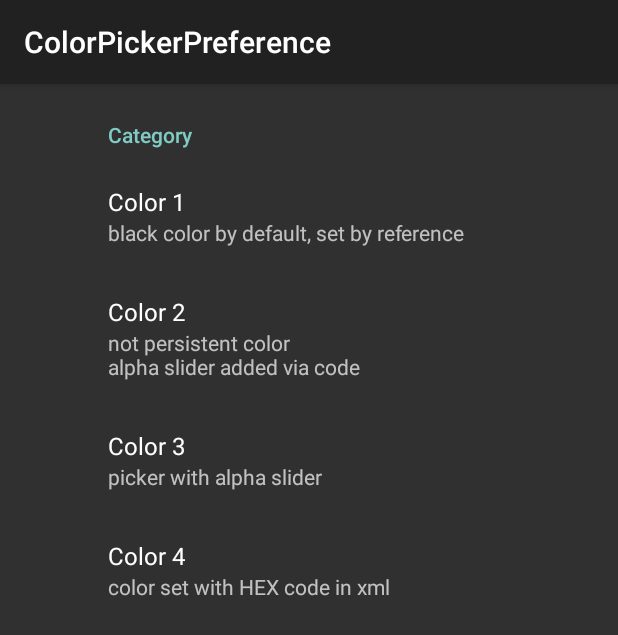
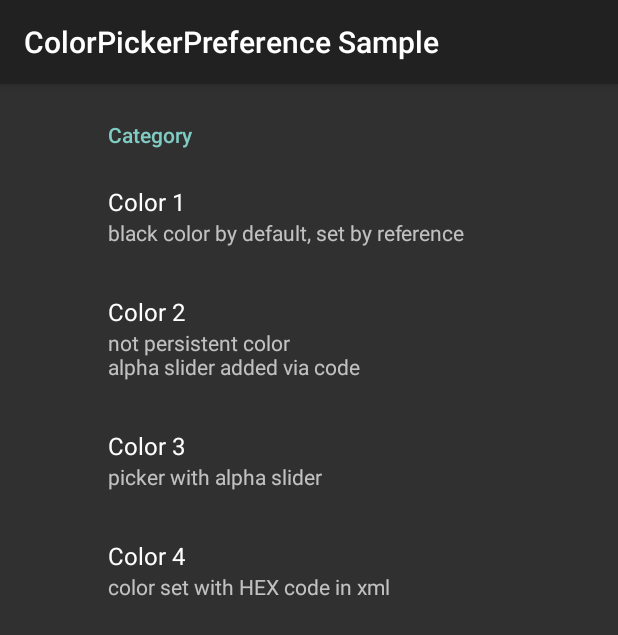
Before and after one commit to attenzione/android-ColorPickerPreference, an Android app: the screen it shows after launch (Test), on a phone screen of 412 x 824 dp. Shown: the top 635 px of the screen. Run offline under Robolectric (Android 15) with nearby library versions, the phone set to English and light mode, and no system bars; our stand-ins replace androidx.preference.

Commit message:
Update the sample submodule to use FragmentContainerView

```diff
--- a/Sample/build.gradle
+++ b/Sample/build.gradle
@@ -5,6 +5,7 @@ android {
     buildToolsVersion "30.0.3"
 
     defaultConfig {
+        applicationId "net.margaritov.preference.colorpicker.sample"
         minSdkVersion 16
         targetSdkVersion 28
         multiDexEnabled true
--- a/Sample/src/main/AndroidManifest.xml
+++ b/Sample/src/main/AndroidManifest.xml
@@ -16,6 +16,5 @@
         </activity>
 
     </application>
-    <uses-sdk android:minSdkVersion="7" />
 
 </manifest>
--- a/Sample/src/main/java/net/margaritov/preference/colorpicker/Test.java
+++ b/Sample/src/main/java/net/margaritov/preference/colorpicker/Test.java
@@ -29,5 +29,10 @@ public class Test extends AppCompatActivity {
         super.onCreate(savedInstanceState);
 
         setContentView(R.layout.test);
+
+        getSupportFragmentManager()
+                .beginTransaction()
+                .replace(R.id.settings_container, new TestPreferenceFragment())
+                .commit();
     }
 }
--- a/Sample/src/main/java/net/margaritov/preference/colorpicker/TestPreferenceFragment.java
+++ b/Sample/src/main/java/net/margaritov/preference/colorpicker/TestPreferenceFragment.java
@@ -2,7 +2,6 @@ package net.margaritov.preference.colorpicker;
 
 import android.os.Bundle;
 
-import androidx.preference.Preference;
 import androidx.preference.PreferenceFragmentCompat;
 
 public class TestPreferenceFragment extends PreferenceFragmentCompat {
@@ -11,15 +10,13 @@ public class TestPreferenceFragment extends PreferenceFragmentCompat {
     public void onCreatePreferences(Bundle savedInstanceState, String rootKey) {
         addPreferencesFromResource(R.xml.settings);
 
-        findPreference("color2").setOnPreferenceChangeListener(new Preference.OnPreferenceChangeListener() {
-
-            @Override
-            public boolean onPreferenceChange(Preference preference, Object newValue) {
-                preference.setSummary(ColorPickerPreference.convertToARGB(Integer.valueOf(String.valueOf(newValue))));
-                return true;
-            }
-
+        final ColorPickerPreference color2 = findPreference("color2");
+        color2.setOnPreferenceChangeListener((preference, newValue) -> {
+            preference.setSummary(
+                    ColorPickerPreference.convertToARGB(
+                            Integer.parseInt(String.valueOf(newValue))));
+            return true;
         });
-        ((ColorPickerPreference) findPreference("color2")).setAlphaSliderEnabled(true);
+        color2.setAlphaSliderEnabled(true);
     }
 }
--- a/Sample/src/main/res/layout/test.xml
+++ b/Sample/src/main/res/layout/test.xml
@@ -3,9 +3,8 @@
     android:orientation="vertical" android:layout_width="match_parent"
     android:layout_height="match_parent">
 
-    <fragment
-        android:id="@+id/fragment"
-        android:name="net.margaritov.preference.colorpicker.TestPreferenceFragment"
+    <androidx.fragment.app.FragmentContainerView
+        android:id="@+id/settings_container"
         android:layout_width="match_parent"
         android:layout_height="match_parent"/>
 
--- a/Sample/src/main/res/values/strings.xml
+++ b/Sample/src/main/res/values/strings.xml
@@ -2,7 +2,7 @@
 <resources>
     <!-- App -->
     <string name="hello">Hello World, Main!</string>
-    <string name="app_name">ColorPickerPreference</string>
+    <string name="app_name">ColorPickerPreference Sample</string>
 
     <!-- Preferences -->
     <string name="pref_category">Category</string>
```
